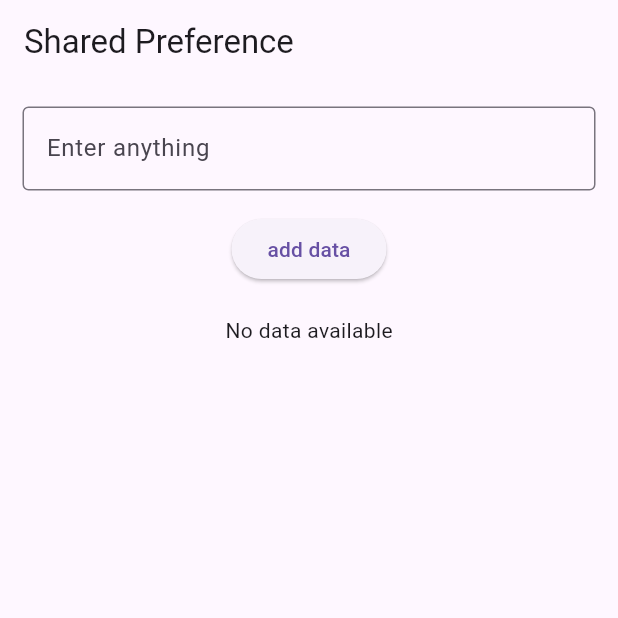
After one commit to jassimpt/practice, a Flutter app: the screen it shows after launch, after a tap on "add data", after a tap on the "delete" icon, on a phone screen of 412 x 824 dp, the top half of it. The commit adds this screen. Run offline on Flutter 3.47's test engine with Material 3 defaults, Android fonts, the phone set to English and light mode, and no system bars; our stand-ins replace hive_flutter, shared_preferences; accounts and stored records are empty.

Commit message:
shared preference practiced

```diff
--- a/lib/main.dart
+++ b/lib/main.dart
@@ -3,6 +3,7 @@ import 'package:hive_flutter/hive_flutter.dart';
 import 'package:hivepractice/db/model/studentmodel.dart';
 
 import 'package:hivepractice/views/homescreen.dart';
+import 'package:hivepractice/views/sharedscreen.dart';
 
 void main() async {
   WidgetsFlutterBinding.ensureInitialized();
@@ -20,7 +21,7 @@ class MyApp extends StatelessWidget {
   Widget build(BuildContext context) {
     return MaterialApp(
       title: 'Hive',
-      home: HomeScreen(),
+      home: SharedScreen(),
     );
   }
 }
--- /dev/null
+++ b/lib/views/sharedscreen.dart
@@ -0,0 +1,94 @@
+import 'package:flutter/material.dart';
+import 'package:shared_preferences/shared_preferences.dart';
+
+class SharedScreen extends StatefulWidget {
+  const SharedScreen({super.key});
+
+  @override
+  State<SharedScreen> createState() => _SharedScreenState();
+}
+
+class _SharedScreenState extends State<SharedScreen> {
+  TextEditingController namecontroller = TextEditingController();
+  List<String> datas = [];
+
+  void getData() async {
+    final SharedPreferences prefs = await SharedPreferences.getInstance();
+    setState(() {
+      datas = prefs.getStringList('datalist') ?? [];
+    });
+  }
+
+  void saveData() async {
+    final SharedPreferences prefs = await SharedPreferences.getInstance();
+    prefs.setStringList('datalist', datas);
+  }
+
+  void addData(String data) async {
+    setState(() {
+      datas.add(data);
+      namecontroller.clear();
+      saveData();
+    });
+  }
+
+  void deleteData(int index) {
+    setState(() {
+      datas.removeAt(index);
+      saveData();
+    });
+  }
+
+  @override
+  void initState() {
+    getData();
+    super.initState();
+  }
+
+  @override
+  Widget build(BuildContext context) {
+    return Scaffold(
+      appBar: AppBar(
+        title: const Text('Shared Preference'),
+      ),
+      body: Column(
+        children: [
+          Padding(
+            padding: const EdgeInsets.all(15),
+            child: TextFormField(
+              controller: namecontroller,
+              decoration: const InputDecoration(
+                  hintText: 'Enter anything', border: OutlineInputBorder()),
+            ),
+          ),
+          ElevatedButton(
+              onPressed: () {
+                addData(namecontroller.text);
+              },
+              child: const Text('add data')),
+          const SizedBox(
+            height: 20,
+          ),
+          datas.isEmpty
+              ? const Center(
+                  child: Text('No data available'),
+                )
+              : Expanded(
+                  child: ListView.builder(
+                  itemCount: datas.length,
+                  itemBuilder: (context, index) {
+                    return ListTile(
+                      title: Text(datas[index]),
+                      trailing: IconButton(
+                          onPressed: () {
+                            deleteData(index);
+                          },
+                          icon: const Icon(Icons.delete)),
+                    );
+                  },
+                ))
+        ],
+      ),
+    );
+  }
+}
--- a/pubspec.yaml
+++ b/pubspec.yaml
@@ -33,6 +33,7 @@ dependencies:
     sdk: flutter
   hive: ^2.2.3
   hive_flutter: ^1.1.0
+  shared_preferences: ^2.2.2
 
 dev_dependencies:
   build_runner: ^2.4.7
```
Also changed, not shown: pubspec.lock, 1 other file.
